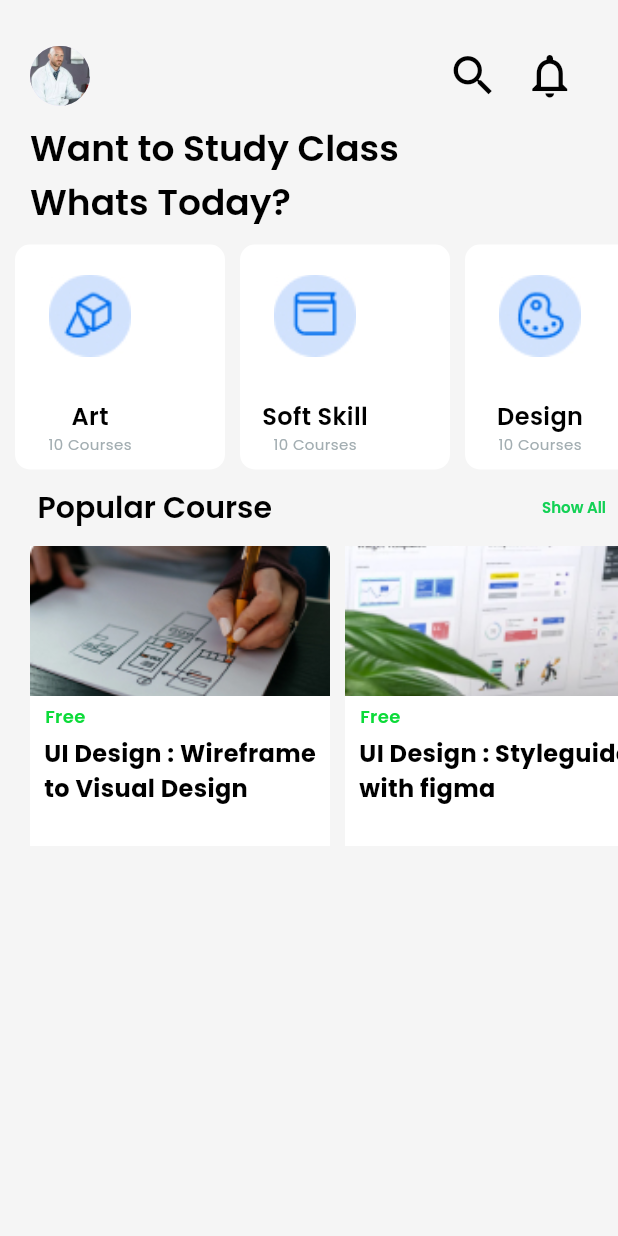
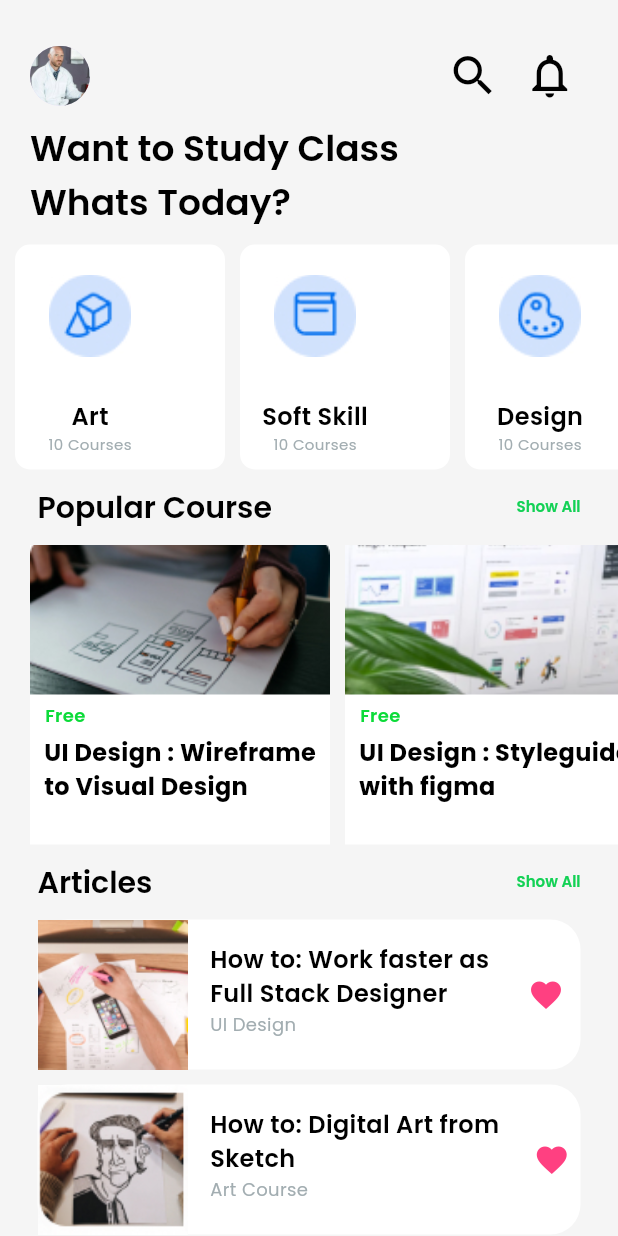
Before and after one commit to Adrian-Source-sauce/course_app, a Flutter app: the screen it shows after launch, on a phone screen of 412 x 824 dp. Run offline on Flutter 3.47's test engine with Material 3 defaults, Android fonts, the phone set to English and light mode, and no system bars; our stand-ins replace google_fonts.

Commit message:
update articles fiture

```diff
--- /dev/null
+++ b/lib/models/articles_model.dart
@@ -0,0 +1,24 @@
+class ArticleModel {
+  final String titleCourse;
+  final String typeCourse;
+  final String imageCourse;
+
+  ArticleModel({
+    required this.titleCourse,
+    required this.typeCourse,
+    required this.imageCourse,
+  });
+
+  static List<ArticleModel> getArticle() {
+    List<ArticleModel> articles = [];
+    articles.add(ArticleModel(
+        titleCourse: "How to: Work faster as\nFull Stack Designer",
+        typeCourse: "UI Design",
+        imageCourse: "assets/images/ui.jpg"));
+    articles.add(ArticleModel(
+        titleCourse: "How to: Digital Art from\nSketch",
+        typeCourse: "Art Course",
+        imageCourse: "assets/images/art.jpg"));
+    return articles;
+  }
+}
--- a/lib/pages/home_page.dart
+++ b/lib/pages/home_page.dart
@@ -1,3 +1,4 @@
+import 'package:courseapp/models/articles_model.dart';
 import 'package:flutter/cupertino.dart';
 import 'package:flutter/material.dart';
 import 'package:flutter/widgets.dart';
@@ -11,10 +12,12 @@ class HomePage extends StatelessWidget {
 
   List<CategoryModel> categories = [];
   List<PopularModel> populars = [];
+  List<ArticleModel> articles = [];
 
   void _getInilitation() {
     categories = CategoryModel.getCategory();
     populars = PopularModel.getPopular();
+    articles = ArticleModel.getArticle();
   }
 
   @override
@@ -35,7 +38,96 @@ class HomePage extends StatelessWidget {
         const SizedBox(
           height: 10,
         ),
-        Container(
+        _popular(),
+        const SizedBox(
+          height: 10,
+        ),
+        _articlesHeader(),
+        const SizedBox(
+          height: 10,
+        ),
+        Expanded(
+          child: ListView.separated(itemBuilder: (context,index) => Container(
+
+            height: 100,
+            child: Row(
+              children: [
+                Image.asset(articles[index].imageCourse,fit: BoxFit.cover,width: 100,height: 100,),
+                Padding(
+                  padding: const EdgeInsets.all(15),
+                  child: Column(
+                    crossAxisAlignment: CrossAxisAlignment.start,
+                    children: [
+                      Text(articles[index].titleCourse,style: GoogleFonts.poppins(
+                        fontSize: 16,
+                        fontWeight: FontWeight.w600,
+                        color: Colors.black
+                      ),
+
+                      ),
+                      Text(
+                        articles[index].typeCourse,
+                        textAlign: TextAlign.left,
+                      style: GoogleFonts.poppins(
+                        fontSize: 12,
+                        color: const Color(0xffA2ADB1)
+                      ),)
+                    ],
+                  ),
+                ),
+                Expanded(child: IconButton(onPressed: () {}, icon: const Icon(Icons.favorite,color: Colors.pinkAccent,)))
+              ],
+            ),
+            decoration: BoxDecoration(
+              color: Colors.white,
+              borderRadius: BorderRadius.circular(20),
+            ),
+          ), padding: EdgeInsets.only(
+            right: 25,
+            left: 25,
+          )
+          ,separatorBuilder: (context, index) => const SizedBox(height: 10,), itemCount: articles.length,shrinkWrap: true,),
+        )
+      ])),
+    );
+  }
+
+  Row _articlesHeader() {
+    return Row(
+        mainAxisAlignment: MainAxisAlignment.spaceBetween,
+        children: [
+          Padding(
+            padding: const EdgeInsets.symmetric(horizontal: 25),
+            child: RichText(
+              text: TextSpan(
+                text: 'Articles',
+                style: GoogleFonts.poppins(
+                    fontSize: 20,
+                    fontWeight: FontWeight.w600,
+                    color: Colors.black),
+              ),
+            ),
+          ),
+          const Spacer(),
+          Padding(
+            padding: const EdgeInsets.symmetric(horizontal: 25),
+            child: RichText(
+              text: TextSpan(
+                text: 'Show All',
+                style: GoogleFonts.poppins(
+                  fontSize: 10,
+                  fontWeight: FontWeight.w600,
+                  color: const Color.fromARGB(255, 19, 209, 85),
+                ),
+              ),
+            ),
+          ),
+        ],
+      );
+  }
+
+  Container _popular() {
+    return Container(
       height: 200,
       child: ListView.separated(
         itemBuilder: (context, index) {
@@ -47,11 +139,10 @@ class HomePage extends StatelessWidget {
             child: Column(
               children: [
                 Container(
-
                   width: 200,
                   height: 100,
-                      child: Image.asset(populars[index].imageUrl,
-                          fit: BoxFit.cover),
+                  child:
+                      Image.asset(populars[index].imageUrl, fit: BoxFit.cover),
                 ),
                 Container(
                   color: Colors.white,
@@ -67,8 +158,7 @@ class HomePage extends StatelessWidget {
                             style: GoogleFonts.poppins(
                                 fontSize: 12,
                                 fontWeight: FontWeight.w600,
-                                      color: const Color.fromARGB(
-                                          255, 12, 219, 57)),
+                                color: const Color.fromARGB(255, 12, 219, 57)),
                           ),
                         ),
                       ),
@@ -80,7 +170,6 @@ class HomePage extends StatelessWidget {
                     ],
                   ),
                 ),
-
               ],
             ),
           );
@@ -90,8 +179,6 @@ class HomePage extends StatelessWidget {
         scrollDirection: Axis.horizontal,
         padding: const EdgeInsets.symmetric(horizontal: 20),
       ),
-        )
-      ])),
     );
   }
 
@@ -113,7 +200,7 @@ class HomePage extends StatelessWidget {
         ),
         const Spacer(),
         Padding(
-          padding: const EdgeInsets.all(8.0),
+          padding: const EdgeInsets.symmetric(horizontal: 25),
           child: RichText(
             text: TextSpan(
               text: 'Show All',
```
Also changed, not shown: assets/images/art.jpg (added), assets/images/ui.jpg (added). Lines whose indentation alone changed are shown as unchanged.
